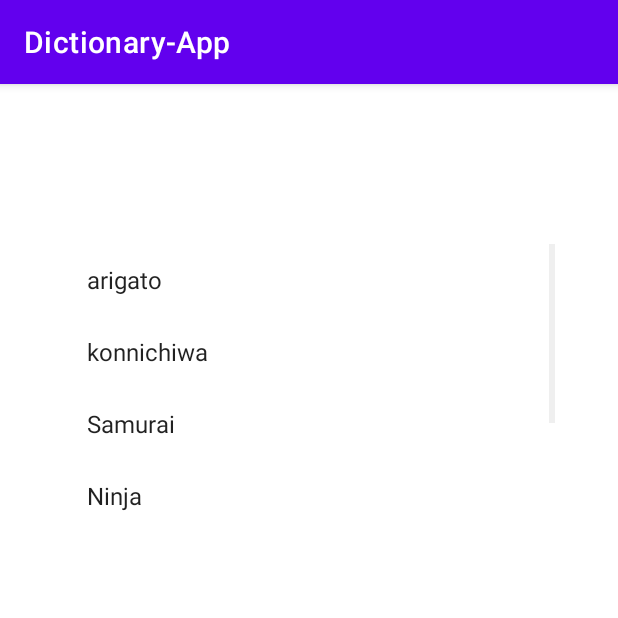
After one commit to Jarwesbub/Dictionary-App, an Android app: the WordListActivity screen opened directly, with no data from a screen before it, on a phone screen of 412 x 824 dp, the top half of it. The commit adds this screen. Run offline under Robolectric (Android 15) with nearby library versions, the phone set to English and light mode, and no system bars.

Commit message:
WordList activity added and testing GridView component for creating list

```diff
--- a/mobile/app/src/main/java/com/example/dictionary_app/MainActivity.kt
+++ b/mobile/app/src/main/java/com/example/dictionary_app/MainActivity.kt
@@ -32,6 +32,11 @@ class MainActivity : AppCompatActivity() {
             startActivity(intent)
         }
 
+        binding.buFavWords.setOnClickListener {
+            val intent = Intent(this, WordListActivity::class.java)
+            startActivity(intent)
+        }
+
     }
 
     override fun onCreateOptionsMenu(menu: Menu): Boolean {
--- /dev/null
+++ b/mobile/app/src/main/java/com/example/dictionary_app/WordListActivity.kt
@@ -0,0 +1,42 @@
+package com.example.dictionary_app
+
+import androidx.appcompat.app.AppCompatActivity
+import android.os.Bundle
+import android.view.LayoutInflater
+import android.view.View
+import android.view.ViewGroup
+import android.widget.AdapterView
+import android.widget.ArrayAdapter
+import android.widget.GridView
+import android.widget.TextView
+import android.widget.Toast
+import com.example.dictionary_app.databinding.ActivitySearchBinding
+import com.example.dictionary_app.databinding.ActivityWordListBinding
+
+class WordListActivity : AppCompatActivity() {
+    private lateinit var binding: ActivityWordListBinding
+    var gridView: GridView? = null
+    private val wordsList = arrayOf(
+        "arigato", "konnichiwa", "Samurai", "Ninja", "Mizu", "Kaze", "Aoi"
+
+    )
+
+    public override fun onCreate(savedInstanceState: Bundle?) {
+        super.onCreate(savedInstanceState)
+        setContentView(R.layout.activity_word_list)
+        gridView = findViewById(R.id.gridview1)
+        var adapter = ArrayAdapter(
+            this,
+            android.R.layout.simple_list_item_1, wordsList
+        )
+        gridView!!.adapter = adapter
+        gridView!!.onItemClickListener = AdapterView.OnItemClickListener { parent, v, position, id ->
+            Toast.makeText(
+                applicationContext,
+                (v as TextView).text, Toast.LENGTH_SHORT
+            ).show()
+        }
+    }
+
+
+}
--- /dev/null
+++ b/mobile/app/src/main/res/layout/activity_word_list.xml
@@ -0,0 +1,35 @@
+<?xml version="1.0" encoding="utf-8"?>
+<androidx.constraintlayout.widget.ConstraintLayout xmlns:android="http://schemas.android.com/apk/res/android"
+    xmlns:app="http://schemas.android.com/apk/res-auto"
+    xmlns:tools="http://schemas.android.com/tools"
+    android:layout_width="match_parent"
+    android:layout_height="match_parent"
+    tools:context=".WordListActivity">
+
+    <ScrollView
+        android:layout_width="328dp"
+        android:layout_height="555dp"
+        app:layout_constraintBottom_toBottomOf="parent"
+        app:layout_constraintEnd_toEndOf="parent"
+        app:layout_constraintStart_toStartOf="parent"
+        app:layout_constraintTop_toTopOf="parent">
+
+        <LinearLayout
+            android:layout_width="match_parent"
+            android:layout_height="wrap_content"
+            android:orientation="vertical" >
+
+            <GridView
+                android:id="@+id/gridview1"
+                android:layout_width="match_parent"
+                android:layout_height="200dp"
+                android:columnWidth="50dp"
+                android:gravity="center"
+                android:numColumns="1"
+                android:stretchMode="columnWidth" />
+        </LinearLayout>
+
+
+    </ScrollView>
+
+</androidx.constraintlayout.widget.ConstraintLayout>
```
Also changed, not shown: mobile/app/src/main/AndroidManifest.xml (+8 -1 lines), mobile/app/src/main/java/com/example/dictionary_app/SearchActivity.kt (+26 -10 lines).
